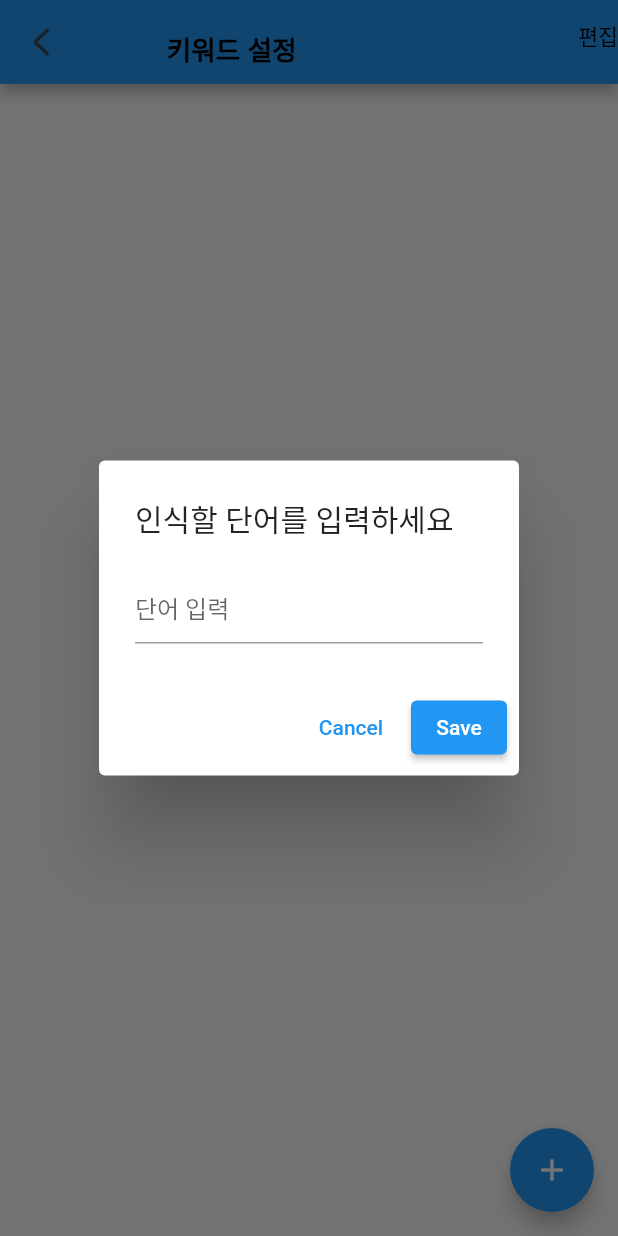
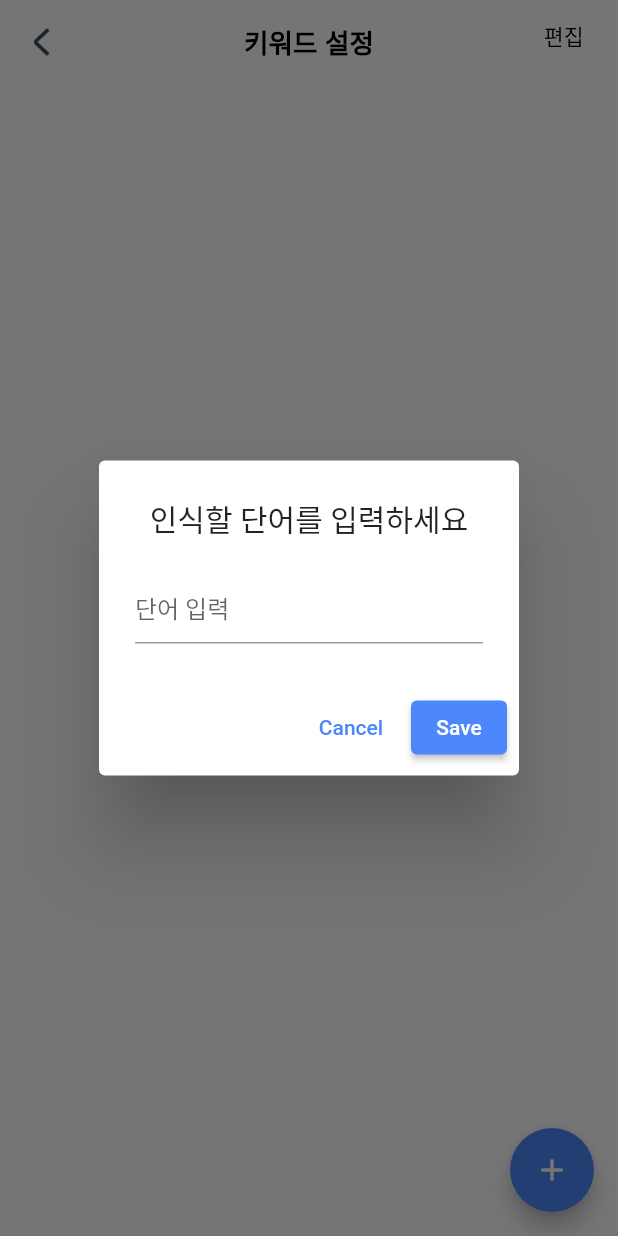
Before and after one commit to LEEJEONGMIN07/duksomnia, a Flutter app: the UserWordScreen screen opened directly, after a tap on the "add" icon, on a phone screen of 412 x 824 dp. Run offline on Flutter 3.47's test engine with Material 2 defaults, Android fonts, the light colour scheme and no system bars; our stand-ins replace audioplayers, google_fonts, shared_preferences, vibration; missing offline and left inert: dart:ffi, tflite_audio; accounts and stored records are empty.

Commit message:
연우: text, 버튼 색상 및 appBar 수정

```diff
--- a/lib/user_word/screen/user-word_screen.dart
+++ b/lib/user_word/screen/user-word_screen.dart
@@ -58,18 +58,11 @@ class _UserWordScreenState extends State<UserWordScreen> {
     double fem = MediaQuery.of(context).size.width / baseWidth;
     double ffem = fem * 0.97;
     return Scaffold(
+      backgroundColor: Color(0xffffffff),
       appBar: AppBar(   // 기존 UI 참고하여 appBar 전체 구성 다시 하였음
         centerTitle: true,  // title을 가운데 정렬함
-        // 설정으로 돌아가는 버튼 추가하기 위해 시도해볼 수 있는 코드
-        // leading: Builder(
-        //   builder: (BuildContext context) {
-        //     return IconButton(
-        //       icon: const Icon(Icons.menu),
-        //       onPressed: () { Scaffold.of(context).openDrawer(); },
-        //       tooltip: MaterialLocalizations.of(context).openAppDrawerTooltip,
-        //     );
-        //   },
-        // ),
+        backgroundColor: Color(0xffffffff),
+        elevation: 0, // 그림자 없앰
         leading: TextButton(
           //설정으로 돌아가는 버튼
           onPressed: () {
@@ -79,7 +72,7 @@ class _UserWordScreenState extends State<UserWordScreen> {
           style: TextButton.styleFrom (
             padding: EdgeInsets.zero,
           ),
-          child: SizedBox(  // container -> sizeBox로 수정함
+          child: Container(  // container -> sizeBox로 수정함
             width: 17*fem,
             height: 16*fem,
             child: Image.asset(
@@ -91,25 +84,21 @@ class _UserWordScreenState extends State<UserWordScreen> {
         ),
         title: Container(
           // AKK (14:55)
-          margin: EdgeInsets.fromLTRB(0*fem, 10*fem, 90*fem, 0*fem),
           child: Text(
             '키워드 설정',
-            textAlign: TextAlign.center,
             style: SafeGoogleFont (
               'Nunito',
               fontSize: 16*ffem,
               fontWeight: FontWeight.w800,
-              height: 1.3625*ffem/fem,
               color: Color(0xff000000),
             ),
           ),
         ),
         actions: <Widget> [
           Padding(
-            padding: EdgeInsets.fromLTRB(0*fem, 13*fem, 0*fem, 0*fem),
+            padding: EdgeInsets.fromLTRB(0*fem, 13*fem, 20*fem, 0*fem),
             child: Text(
               '편집',
-              textAlign: TextAlign.center,
               style: SafeGoogleFont (
                       'Nunito',
                       fontSize: 13*ffem,
@@ -121,15 +110,18 @@ class _UserWordScreenState extends State<UserWordScreen> {
           )
         ]
       ),
+
       body: ListView(
         padding: const EdgeInsets.fromLTRB(5, 10, 5, 10),
         children: getContent(), // getContent(): ListTile 위젯을 만들어 반환함
         ),
-      floatingActionButton: FloatingActionButton(
+      floatingActionButton:
+        FloatingActionButton(
           child: Icon(Icons.add),
           onPressed: () {
             showInputWordDialog(context);
           },
+          backgroundColor: Color(0xff4c88fb),
         ),
     );
   }
@@ -139,7 +131,8 @@ class _UserWordScreenState extends State<UserWordScreen> {
       context: context,
       builder: (BuildContext context) {
         return AlertDialog( // 사용자에게 표시할 인터페이스를 설정
-          title: const Text('인식할 단어를 입력하세요'),
+          title: const Center(child: Text('인식할 단어를 입력하세요')),
+          iconColor: Color(0xff4c88fb),
           content: SingleChildScrollView(
               child: Column(
             children: [
@@ -151,6 +144,7 @@ class _UserWordScreenState extends State<UserWordScreen> {
           )),
           actions: [
             TextButton(
+              style: ButtonStyle(foregroundColor: MaterialStateProperty.all<Color>(Color(0xff4c88fb))),
               onPressed: () {
                 Navigator.pop(context);
                 txtWord.text = '';
@@ -158,6 +152,7 @@ class _UserWordScreenState extends State<UserWordScreen> {
               child: const Text('Cancel'),
             ),
             ElevatedButton(
+                style: ButtonStyle(backgroundColor: MaterialStateProperty.all<Color>(Color(0xff4c88fb))),
                 onPressed: saveUserWord, // saveUserWord : 단어 저장하는 메소드
                 child: const Text('Save'))
           ],
@@ -197,12 +192,11 @@ class _UserWordScreenState extends State<UserWordScreen> {
                 borderRadius: BorderRadius.circular(15),
             ),
           child: ListTile(
-            title: Text(performance
-                .word), // performance 객체가 생성되며 txtWord.text(사용자가 입력한 단어)를 인자로 받아오고, performance 객체의 word 필드에 저장됨
+            title: Text(performance.word), // performance 객체가 생성되며 txtWord.text(사용자가 입력한 단어)를 인자로 받아오고, performance 객체의 word 필드에 저장됨
             subtitle: Text('입력 시간: ${performance.date}'),
             onTap: () { // 각 listTile 누르면 실행됨
-              print(performance.word); // 콘솔창에 저장한 단어가 출력됨
-              print(performance.id); // 콘솔창에 저장한 단어가 출력됨
+              log(performance.word); // 콘솔창에 저장한 단어가 출력됨
+              log(performance.id.toString()); // 콘솔창에 저장한 단어의 id가 출력됨
               // 사용자가 한 번 누른 단어만 word Observer 객체의 word_list에 추가함(저장함)
 
             },
```
Lines whose indentation alone changed are shown as unchanged.
